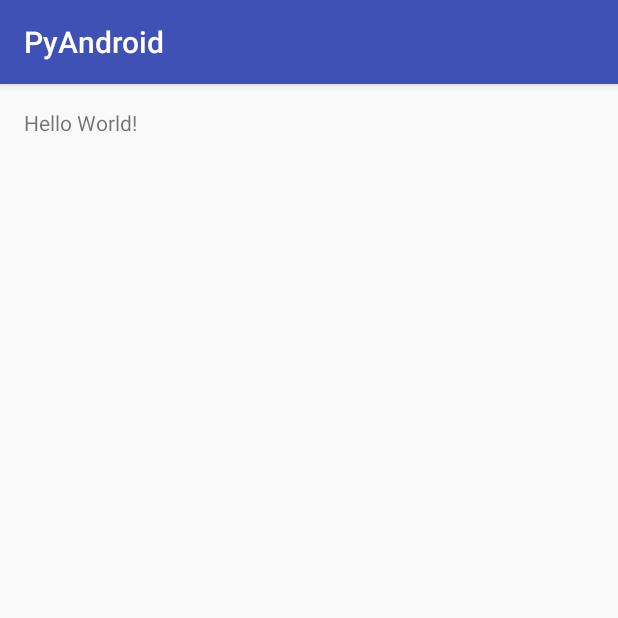
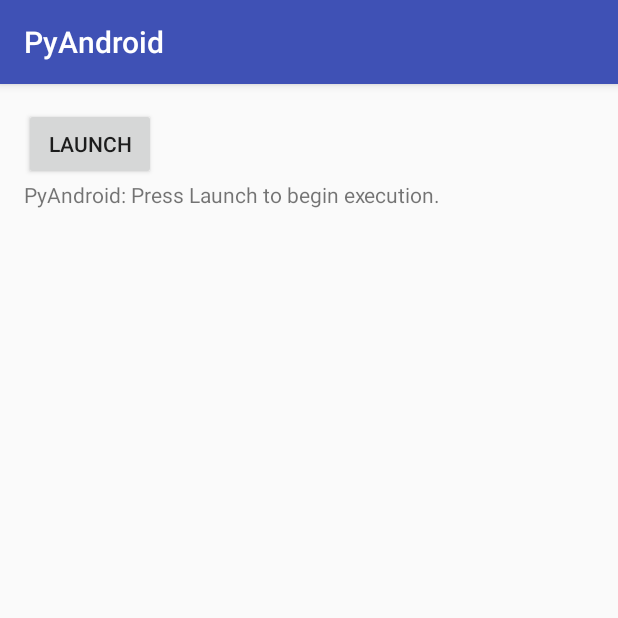
Before and after one commit to RunasSudo/PyAndroid, an Android app: the screen it shows after launch (MainActivity), on a phone screen of 412 x 824 dp, the top half of it. Run offline under Robolectric (Android 15) with nearby library versions, the phone set to English and light mode, and no system bars.

Commit message:
Add a button and logs

```diff
--- a/app/src/main/java/com/runassudo/pyandroid/MainActivity.java
+++ b/app/src/main/java/com/runassudo/pyandroid/MainActivity.java
@@ -19,15 +19,20 @@
 
 import android.Manifest;
 import android.app.AlertDialog;
+import android.content.BroadcastReceiver;
 import android.content.Context;
 import android.content.DialogInterface;
 import android.content.Intent;
+import android.content.IntentFilter;
 import android.content.pm.PackageManager;
 import android.os.Bundle;
 import android.support.v4.content.ContextCompat;
+import android.support.v4.content.LocalBroadcastManager;
 import android.support.v4.app.ActivityCompat;
 import android.support.v7.app.AppCompatActivity;
 import android.util.Log;
+import android.view.View;
+import android.widget.TextView;
 import android.widget.Toast;
 
 // Changes necessary:
@@ -48,13 +53,11 @@
 
 		setContentView(R.layout.activity_main);
 
-		AlertDialog.Builder builder = new AlertDialog.Builder(this);
-		builder.setPositiveButton("OK", new DialogInterface.OnClickListener() {
-			public void onClick(DialogInterface dialog, int id) {
-				launchMain();
-			}
-		});
-		AlertDialog dialog = builder.show();
+		LocalBroadcastManager.getInstance(this).registerReceiver(new ResponseReceiver(), new IntentFilter("com.runassudo.pyandroid.UPDATE_LOG"));
+	}
+
+	public void onLaunchButtonClick(View v) {
+		launchMain();
 	}
 
 	@Override
@@ -77,4 +80,13 @@
 		Intent mServiceIntent = new Intent(this, LaunchPyService.class);
 		startService(mServiceIntent);
 	}
+
+	class ResponseReceiver extends BroadcastReceiver {
+		@Override
+		public void onReceive(Context context, Intent intent) {
+			String text = intent.getExtras().getString("com.runassudo.pyandroid.TEXT");
+			TextView script_log = (TextView) findViewById(R.id.script_log);
+			script_log.setText(script_log.getText() + "\n" + text);
+		}
+	}
 }
--- a/app/src/main/res/layout/activity_main.xml
+++ b/app/src/main/res/layout/activity_main.xml
@@ -1,16 +1,29 @@
 <?xml version="1.0" encoding="utf-8"?>
-<RelativeLayout xmlns:android="http://schemas.android.com/apk/res/android"
+<LinearLayout xmlns:android="http://schemas.android.com/apk/res/android"
 	xmlns:tools="http://schemas.android.com/tools"
 	android:layout_width="match_parent"
 	android:layout_height="match_parent"
+	android:orientation="vertical"
 	android:paddingBottom="@dimen/activity_vertical_margin"
 	android:paddingLeft="@dimen/activity_horizontal_margin"
 	android:paddingRight="@dimen/activity_horizontal_margin"
 	android:paddingTop="@dimen/activity_vertical_margin"
 	tools:context="com.runassudo.pyandroid.MainActivity">
 
-    <TextView
+	<Button
 		android:layout_width="wrap_content"
 		android:layout_height="wrap_content"
-        android:text="Hello World!" />
-</RelativeLayout>
+		android:text="Launch"
+		android:onClick="onLaunchButtonClick" />
+
+	<ScrollView
+		android:layout_width="fill_parent"
+		android:layout_height="wrap_content"
+		android:scrollbars="vertical">
+		<TextView
+			android:id="@+id/script_log"
+			android:layout_width="wrap_content"
+			android:layout_height="wrap_content"
+			android:text="PyAndroid: Press Launch to begin execution." />
+	</ScrollView>
+</LinearLayout>
```
Also changed, not shown: app/src/main/java/com/runassudo/pyandroid/LaunchPyService.java (+13 -9 lines), 1 other file. Lines whose indentation alone changed are shown as unchanged.
